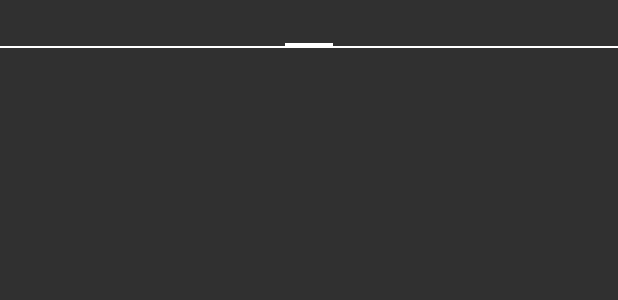
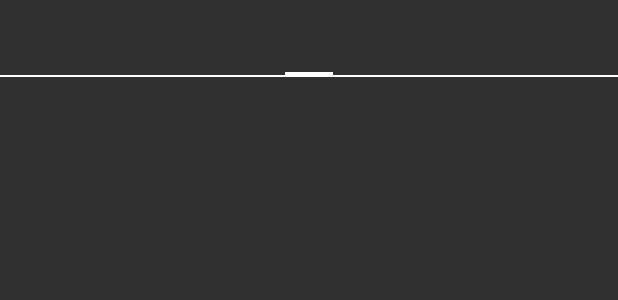
Before and after one commit to sleepyfran/musicforbooks-android, an Android app: the layout content_search.xml on its own in the app's theme, with its tools: preview values and no code run, on a phone screen of 412 x 824 dp. Shown: the top 300 px of the screen. Run offline under Robolectric (Android 15) with nearby library versions, the phone set to English and light mode, and no system bars.

```diff
--- a/musicforbooks/app/src/main/res/layout/content_search.xml
+++ b/musicforbooks/app/src/main/res/layout/content_search.xml
@@ -15,7 +15,9 @@
 
         <androidx.viewpager.widget.PagerTabStrip
             android:layout_width="wrap_content"
-            android:layout_height="wrap_content" />
+            android:layout_height="wrap_content"
+            android:paddingBottom="16dp"
+            android:paddingTop="16dp"/>
 
     </androidx.viewpager.widget.ViewPager>
 
--- a/musicforbooks/app/src/main/res/layout/fragment_book.xml
+++ b/musicforbooks/app/src/main/res/layout/fragment_book.xml
@@ -145,10 +145,9 @@
 
             <Spinner
                 android:id="@+id/sort"
-                android:layout_width="wrap_content"
+                android:layout_width="0dp"
                 android:layout_height="wrap_content"
                 android:layout_marginTop="8dp"
-                android:layout_marginEnd="16dp"
                 android:entries="@array/book_available_sorts"
                 app:layout_constraintEnd_toStartOf="@+id/onlyInstrumental"
                 app:layout_constraintStart_toEndOf="@+id/sortByText"
```
Also changed, not shown: musicforbooks/app/src/main/res/values/strings.xml (+7 -7 lines), 1 other file.
